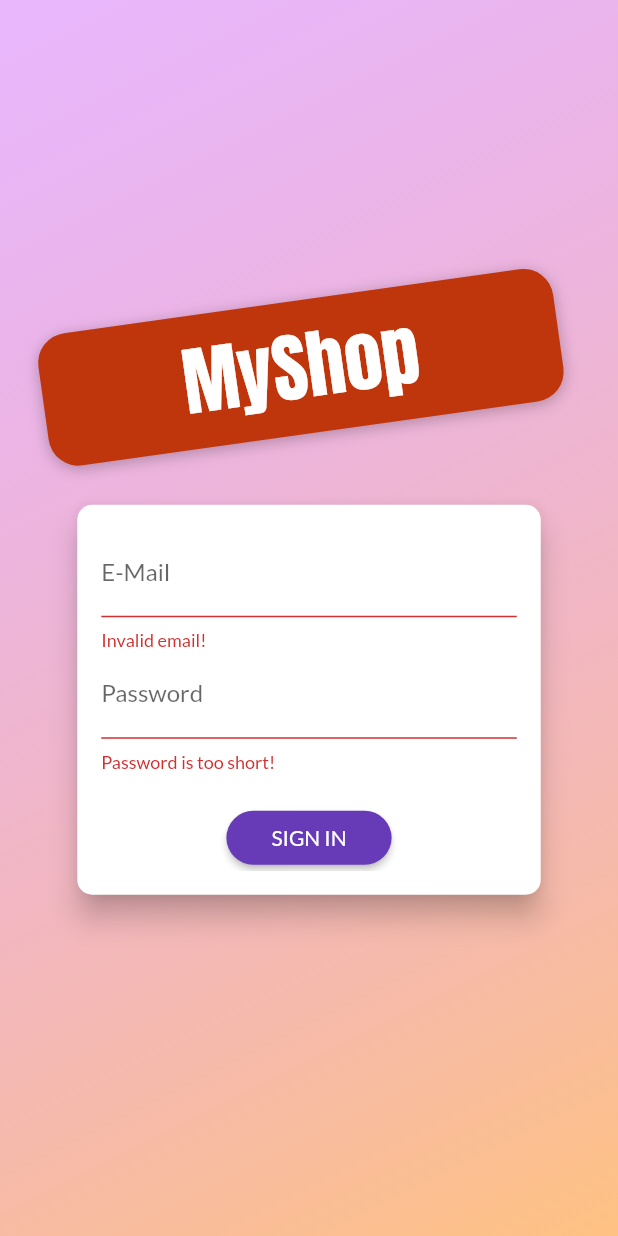
After one commit to MotasemZiad/Shop-App, a Flutter app: the screen it shows after launch, after a tap on "SIGN IN", on a phone screen of 412 x 824 dp. The commit adds this screen. Run offline on Flutter 3.47's test engine with Material 2 defaults, Android fonts, the phone set to English and light mode, and no system bars; our stand-ins replace shared_preferences; network calls fail.

Commit message:
final edit

```diff
--- a/lib/main.dart
+++ b/lib/main.dart
@@ -1,17 +1,25 @@
 import 'package:flutter/material.dart';
+import 'package:flutter/services.dart';
 import 'package:provider/provider.dart';
+import 'package:shop_app/providers/auth.dart';
 import 'package:shop_app/providers/cart.dart';
 import 'package:shop_app/providers/orders.dart';
 import 'package:shop_app/providers/products_provider.dart';
 import 'package:shop_app/screens/add_product_screen.dart';
+import 'package:shop_app/screens/auth_screen.dart';
 import 'package:shop_app/screens/cart_screen.dart';
 import 'package:shop_app/screens/orders_screen.dart';
 import 'package:shop_app/screens/product_details_screen.dart';
 import 'package:shop_app/screens/products_overview_screen.dart';
+import 'package:shop_app/screens/splash_screen.dart';
 import 'package:shop_app/screens/user_products_screen.dart';
 import 'package:shop_app/utils/constants.dart';
 
 void main() {
+  SystemChrome.setSystemUIOverlayStyle(SystemUiOverlayStyle(
+    statusBarColor: colorPrimary,
+    statusBarBrightness: Brightness.dark,
+  ));
   runApp(MyApp());
 }
 
@@ -21,16 +29,30 @@ class MyApp extends StatelessWidget {
     return MultiProvider(
       providers: [
         ChangeNotifierProvider(
-          create: (context) => ProductsProvider(),
+          create: (context) => Auth(),
+        ),
+        ChangeNotifierProxyProvider<Auth, ProductsProvider>(
+          update: (context, auth, previous) => ProductsProvider(
+            auth.token,
+            auth.userId,
+            previous == null ? [] : previous.items,
+          ),
+          create: null,
         ),
         ChangeNotifierProvider(
           create: (context) => Cart(),
         ),
-        ChangeNotifierProvider(
-          create: (context) => Orders(),
+        ChangeNotifierProxyProvider<Auth, Orders>(
+          create: null,
+          update: (context, auth, previous) => Orders(
+            auth.token,
+            auth.userId,
+            previous == null ? [] : previous.orders,
+          ),
         ),
       ],
-      child: MaterialApp(
+      child: Consumer<Auth>(builder: (context, authProvider, _) {
+        return MaterialApp(
           debugShowCheckedModeBanner: false,
           theme: ThemeData(
             primaryColor: colorPrimary,
@@ -39,17 +61,26 @@ class MyApp extends StatelessWidget {
           ),
           themeMode: ThemeMode.system,
           title: appName,
-        initialRoute: ProductsOverviewScreen.routeName,
+          home: authProvider.isAuth
+              ? ProductsOverviewScreen()
+              : FutureBuilder(
+                  future: authProvider.tryAutoSignin(),
+                  builder: (context, snapshot) =>
+                      snapshot.connectionState == ConnectionState.waiting
+                          ? SplashScreen()
+                          : AuthScreen(),
+                ),
           routes: {
-          ProductsOverviewScreen.routeName: (context) =>
-              ProductsOverviewScreen(),
+            AuthScreen.routeName: (context) => AuthScreen(),
+            // ProductsOverviewScreen.routeName: (context) => ProductsOverviewScreen(),
             ProductDetailsScreen.routeName: (context) => ProductDetailsScreen(),
             CartScreen.routeName: (context) => CartScreen(),
             OrdersScreen.routeName: (context) => OrdersScreen(),
             UserProductsScreen.routeName: (context) => UserProductsScreen(),
             AddProductScreen.routeName: (context) => AddProductScreen(),
           },
-      ),
+        );
+      }),
     );
   }
 }
--- /dev/null
+++ b/lib/providers/auth.dart
@@ -0,0 +1,120 @@
+import 'dart:async';
+import 'dart:convert';
+
+import 'package:flutter/material.dart';
+import 'package:shop_app/models/http_exception.dart';
+import 'package:shop_app/utils/constants.dart';
+import 'package:shared_preferences/shared_preferences.dart';
+import 'package:http/http.dart' as http;
+
+class Auth with ChangeNotifier {
+  String _token;
+  DateTime _expiryDate;
+  String _userId;
+  Timer _authTimer;
+
+  bool get isAuth {
+    return token != null;
+  }
+
+  String get userId => _userId;
+
+  String get token {
+    if (_expiryDate != null &&
+        _expiryDate.isAfter(DateTime.now()) &&
+        _token != null) {
+      return _token;
+    }
+    return null;
+  }
+
+  Future<void> _authenticate(
+      String email, String password, String urlEndPoint) async {
+    try {
+      final url = '$urlEndPoint';
+      final response = await http.post(url,
+          body: json.encode({
+            'email': email,
+            'password': password,
+            'returnSecureToken': true,
+          }));
+      final responseData = json.decode(response.body);
+      print(responseData);
+      _token = responseData['idToken'];
+      _expiryDate = DateTime.now().add(
+        Duration(
+          seconds: int.parse(
+            responseData['expiresIn'],
+          ),
+        ),
+      );
+      _userId = responseData['localId'];
+      _autoLogout();
+      final sharedPreferences = await SharedPreferences.getInstance();
+      final userData = json.encode(
+        {
+          'token': _token,
+          'userId': _userId,
+          'expiryDate': _expiryDate.toIso8601String(),
+        },
+      );
+      sharedPreferences.setString('userData', userData);
+      if (responseData['error'] != null) {
+        throw HttpException(responseData['error']['message']);
+      }
+      notifyListeners();
+    } catch (e) {
+      throw e;
+    }
+  }
+
+  Future<void> signup(String email, String password) async {
+    return _authenticate(email, password, signupEndPoint);
+  }
+
+  Future<void> signin(String email, String password) async {
+    return _authenticate(email, password, signinEndPoint);
+  }
+
+  Future<bool> tryAutoSignin() async {
+    final prefs = await SharedPreferences.getInstance();
+    if (!prefs.containsKey('userData')) {
+      return false;
+    }
+    final extractedUserData =
+        json.decode(prefs.getString('userData')) as Map<String, dynamic>;
+    final expiryDate = DateTime.parse(extractedUserData['expiryDate']);
+
+    if (expiryDate.isBefore(DateTime.now())) {
+      return false;
+    }
+    _token = extractedUserData['token'];
+    _userId = extractedUserData['userId'];
+    _expiryDate = expiryDate;
+    notifyListeners();
+    _autoLogout();
+    return true;
+  }
+
+  Future<void> logout() async {
+    _token = null;
+    _userId = null;
+    _expiryDate = null;
+    if (_authTimer != null) {
+      _authTimer.cancel();
+      _authTimer = null;
+    }
+    final prefs = await SharedPreferences.getInstance();
+    prefs.remove('userData');
+    prefs.clear();
+    notifyListeners();
+  }
+
+  void _autoLogout() {
+    if (_authTimer != null) {
+      _authTimer.cancel();
+    }
+    final timeToExpiry = _expiryDate.difference(DateTime.now()).inSeconds;
+    _authTimer = Timer(Duration(seconds: timeToExpiry), logout);
+  }
+}
--- a/lib/providers/orders.dart
+++ b/lib/providers/orders.dart
@@ -21,15 +21,20 @@ class OrderItem {
 
 class Orders with ChangeNotifier {
   List<OrderItem> _orders = [];
-
   List<OrderItem> get orders => [..._orders];
 
+  final String authToken;
+  final String userId;
+
+  Orders(this.authToken, this.userId, this._orders);
+
   Future<void> fetchOrders() async {
-    const url = '$baseUrl/$ordersNode.json';
+    final url = '$baseUrl/$ordersNode/$userId.json?auth=$authToken';
     final response = await http.get(url);
     final List<OrderItem> loadedOrders = [];
     final extractedData = json.decode(response.body) as Map<String, dynamic>;
     if (extractedData == null) return;
+
     extractedData.forEach((orderId, orderData) {
       loadedOrders.add(
         OrderItem(
@@ -37,7 +42,8 @@ class Orders with ChangeNotifier {
           amount: orderData['amount'],
           dateTime: DateTime.parse(orderData['dateTime']),
           products: (orderData['products'] as List<dynamic>).map((item) {
-            CartItem(
+            // ! Please do NOT forget the return keyword... Please!
+            return CartItem(
               id: item['id'],
               title: item['title'],
               quantity: item['quantity'],
@@ -52,7 +58,7 @@ class Orders with ChangeNotifier {
   }
 
   Future<void> addOrder(List<CartItem> cartProducts, double total) async {
-    const url = '$baseUrl/$ordersNode.json';
+    final url = '$baseUrl/$ordersNode/$userId.json?auth=$authToken';
     final timestamp = DateTime.now();
     final response = await http.post(url,
         body: json.encode({
--- /dev/null
+++ b/lib/screens/auth_screen.dart
@@ -0,0 +1,285 @@
+import 'dart:math';
+
+import 'package:flutter/material.dart';
+import 'package:provider/provider.dart';
+import 'package:shop_app/models/http_exception.dart';
+import 'package:shop_app/providers/auth.dart';
+import 'package:shop_app/shared/global_widgets.dart';
+import 'package:shop_app/utils/constants.dart';
+
+enum AuthMode { Signup, Signin }
+
+class AuthScreen extends StatelessWidget {
+  static const routeName = '/auth';
+
+  @override
+  Widget build(BuildContext context) {
+    final deviceSize = MediaQuery.of(context).size;
+    return Scaffold(
+      // resizeToAvoidBottomInset: false,
+      body: Stack(
+        children: <Widget>[
+          Container(
+            decoration: BoxDecoration(
+              gradient: LinearGradient(
+                colors: [
+                  Color.fromRGBO(215, 117, 255, 1).withOpacity(0.5),
+                  Color.fromRGBO(255, 188, 117, 1).withOpacity(0.9),
+                ],
+                begin: Alignment.topLeft,
+                end: Alignment.bottomRight,
+                stops: [0, 1],
+              ),
+            ),
+          ),
+          SingleChildScrollView(
+            child: Container(
+              height: deviceSize.height,
+              width: deviceSize.width,
+              child: Column(
+                mainAxisAlignment: MainAxisAlignment.center,
+                crossAxisAlignment: CrossAxisAlignment.center,
+                children: <Widget>[
+                  Flexible(
+                    child: Container(
+                      margin: EdgeInsets.only(bottom: 20.0),
+                      padding:
+                          EdgeInsets.symmetric(vertical: 8.0, horizontal: 94.0),
+                      transform: Matrix4.rotationZ(-8 * pi / 180)
+                        ..translate(-10.0),
+                      decoration: BoxDecoration(
+                        borderRadius: BorderRadius.circular(20),
+                        color: Colors.deepOrange.shade900,
+                        boxShadow: [
+                          BoxShadow(
+                            blurRadius: 8,
+                            color: Colors.black26,
+                            offset: Offset(0, 2),
+                          )
+                        ],
+                      ),
+                      child: Text(
+                        'MyShop',
+                        style: TextStyle(
+                          color:
+                              Theme.of(context).accentTextTheme.headline6.color,
+                          fontSize: 50,
+                          fontFamily: 'Anton',
+                          fontWeight: FontWeight.normal,
+                        ),
+                      ),
+                    ),
+                  ),
+                  Flexible(
+                    flex: deviceSize.width > 600 ? 2 : 1,
+                    child: AuthCard(),
+                  ),
+                ],
+              ),
+            ),
+          ),
+        ],
+      ),
+    );
+  }
+}
+
+class AuthCard extends StatefulWidget {
+  const AuthCard({
+    Key key,
+  }) : super(key: key);
+
+  @override
+  _AuthCardState createState() => _AuthCardState();
+}
+
+class _AuthCardState extends State<AuthCard> {
+  final GlobalKey<FormState> _formKey = GlobalKey();
+  AuthMode _authMode = AuthMode.Signin;
+  Map<String, String> _authData = {
+    'email': '',
+    'password': '',
+  };
+  var _isLoading = false;
+  final _passwordController = TextEditingController();
+
+  Future<void> _submit() async {
+    if (!_formKey.currentState.validate()) {
+      // Invalid!
+      return;
+    }
+    _formKey.currentState.save();
+    setState(() {
+      _isLoading = true;
+    });
+    try {
+      if (_authMode == AuthMode.Signin) {
+        // Sign user in
+        await Provider.of<Auth>(context, listen: false).signin(
+          _authData['email'],
+          _authData['password'],
+        );
+      } else {
+        // Sign user up
+        await Provider.of<Auth>(context, listen: false).signup(
+          _authData['email'],
+          _authData['password'],
+        );
+      }
+    } on HttpException catch (e) {
+      var errorMessage = 'Authentication failed';
+      if (e.message.contains('EMAIL_EXISTS')) {
+        errorMessage = 'This email address is already exists';
+      } else if (e.message.contains('INVALID_EMAIL')) {
+        errorMessage = 'Invalid email';
+      } else if (e.message.contains('WEAK_PASSWORD')) {
+        errorMessage = 'This password is too weak!';
+      } else if (e.message.contains('EMAIL_NOT_FOUND')) {
+        errorMessage = 'Couldn\'t find a user with this email';
+      } else if (e.message.contains('INVALID_PASSWORD')) {
+        errorMessage = 'Invalid password';
+      } else if (e.message.contains('USER_DISABLED')) {
+        errorMessage = 'This user is disabled';
+      } else {
+        return errorMessage;
+      }
+      GlobalWidgets.presentDialog(
+        context: context,
+        text: errorMessage,
+        title: 'Something went wrong!',
+        titleColor: Theme.of(context).errorColor,
+        actionTitle2: 'OK',
+        actionFunction2: () {
+          Navigator.pop(context);
+        },
+      );
+    } catch (e) {
+      const errorMessage = 'Couldn\'t authenticate you\nPlease try again later';
+      GlobalWidgets.presentDialog(
+        context: context,
+        text: errorMessage,
+        title: 'Something went wrong!',
+        titleColor: Theme.of(context).errorColor,
+        actionTitle2: 'OK',
+        actionFunction2: () {
+          Navigator.pop(context);
+        },
+      );
+    }
+    setState(() {
+      _isLoading = false;
+    });
+  }
+
+  void _switchAuthMode() {
+    if (_authMode == AuthMode.Signin) {
+      setState(() {
+        _authMode = AuthMode.Signup;
+      });
+    } else {
+      setState(() {
+        _authMode = AuthMode.Signin;
+      });
+    }
+  }
+
+  @override
+  Widget build(BuildContext context) {
+    final deviceSize = MediaQuery.of(context).size;
+    return Card(
+      shape: RoundedRectangleBorder(
+        borderRadius: BorderRadius.circular(10.0),
+      ),
+      elevation: 8.0,
+      child: Container(
+        height: _authMode == AuthMode.Signup ? 320 : 260,
+        constraints:
+            BoxConstraints(minHeight: _authMode == AuthMode.Signup ? 320 : 260),
+        width: deviceSize.width * 0.75,
+        padding: EdgeInsets.all(16.0),
+        child: Form(
+          key: _formKey,
+          child: SingleChildScrollView(
+            child: Column(
+              children: <Widget>[
+                TextFormField(
+                  decoration: InputDecoration(labelText: 'E-Mail'),
+                  cursorColor: colorPrimary,
+                  cursorHeight: cursorHeight,
+                  keyboardType: TextInputType.emailAddress,
+                  validator: (value) {
+                    if (value.isEmpty || !value.contains('@')) {
+                      return 'Invalid email!';
+                    }
+                    return null;
+                  },
+                  onSaved: (value) {
+                    _authData['email'] = value;
+                  },
+                ),
+                TextFormField(
+                  decoration: InputDecoration(labelText: 'Password'),
+                  cursorColor: colorPrimary,
+                  cursorHeight: cursorHeight,
+                  obscureText: true,
+                  controller: _passwordController,
+                  validator: (value) {
+                    if (value.isEmpty || value.length < 5) {
+                      return 'Password is too short!';
+                    }
+                  },
+                  onSaved: (value) {
+                    _authData['password'] = value;
+                  },
+                ),
+                if (_authMode == AuthMode.Signup)
+                  TextFormField(
+                    enabled: _authMode == AuthMode.Signup,
+                    decoration: InputDecoration(labelText: 'Confirm Password'),
+                    obscureText: true,
+                    validator: _authMode == AuthMode.Signup
+                        ? (value) {
+                            if (value != _passwordController.text) {
+                              return 'Passwords do not match!';
+                            }
+                          }
+                        : null,
+                  ),
+                SizedBox(
+                  height: 20,
+                ),
+                if (_isLoading)
+                  CircularProgressIndicator()
+                else
+                  ElevatedButton(
+                    child: Text(
+                        _authMode == AuthMode.Signin ? 'SIGN IN' : 'SIGN UP'),
+                    onPressed: _submit,
+                    style: ElevatedButton.styleFrom(
+                      shape: RoundedRectangleBorder(
+                        borderRadius: BorderRadius.circular(30),
+                      ),
+                      padding:
+                          EdgeInsets.symmetric(horizontal: 30.0, vertical: 8.0),
+                      primary: Theme.of(context).primaryColor,
+                    ),
+                  ),
+                TextButton(
+                  child: Text(
+                      '${_authMode == AuthMode.Signin ? 'SIGNUP' : 'SIGN IN'} INSTEAD'),
+                  onPressed: _switchAuthMode,
+                  style: TextButton.styleFrom(
+                    padding:
+                        EdgeInsets.symmetric(horizontal: 30.0, vertical: 4),
+                    tapTargetSize: MaterialTapTargetSize.shrinkWrap,
+                    primary: Theme.of(context).primaryColor,
+                  ),
+                ),
+              ],
+            ),
+          ),
+        ),
+      ),
+    );
+  }
+}
--- a/lib/screens/products_overview_screen.dart
+++ b/lib/screens/products_overview_screen.dart
@@ -9,7 +9,7 @@ import 'package:shop_app/widgets/badge.dart';
 import 'package:shop_app/widgets/products_grid_view.dart';
 
 class ProductsOverviewScreen extends StatefulWidget {
-  static const routeName = '/';
+  static const routeName = '/products-overview';
 
   @override
   _ProductsOverviewScreenState createState() => _ProductsOverviewScreenState();
--- /dev/null
+++ b/lib/screens/splash_screen.dart
@@ -0,0 +1,27 @@
+import 'package:flutter/material.dart';
+
+class SplashScreen extends StatelessWidget {
+  @override
+  Widget build(BuildContext context) {
+    return Scaffold(
+      body: Column(
+        mainAxisAlignment: MainAxisAlignment.center,
+        crossAxisAlignment: CrossAxisAlignment.center,
+        children: [
+          Image.asset(
+            'assets/images/shop.png',
+            fit: BoxFit.cover,
+            width: 120.0,
+            height: 120.0,
+          ),
+          SizedBox(
+            height: 4.0,
+          ),
+          Text('Loading...'),
+          Spacer(),
+          CircularProgressIndicator(),
+        ],
+      ),
+    );
+  }
+}
--- a/lib/utils/constants.dart
+++ b/lib/utils/constants.dart
@@ -16,6 +16,12 @@ const antonFontFamily = 'Anton';
 
 // URLs
 const baseUrl = 'https://shop-app-c7d12-default-rtdb.firebaseio.com';
+const signupEndPoint =
+    'https://identitytoolkit.googleapis.com/v1/accounts:signUp?key=$apiKey';
+const signinEndPoint =
+    'https://identitytoolkit.googleapis.com/v1/accounts:signInWithPassword?key=$apiKey';
+
+const apiKey = 'AIzaSyD0oV_xehUKIpPoIpeyPKo-repRo_vSj6s';
 
 const productsNode = 'products';
 const ordersNode = 'orders';
```
Also changed, not shown: lib/providers/product.dart (+4 -8 lines), lib/providers/products_provider.dart (+40 -9 lines), lib/screens/user_products_screen.dart (+15 -5 lines), lib/shared/global_widgets.dart (+13 -2 lines), lib/widgets/app_drawer.dart (+44 -5 lines), lib/widgets/order_item.dart (+5 -6 lines), lib/widgets/product_item.dart (+5 -4 lines), pubspec.yaml (+4 -3 lines), assets/images/shop.png (added), pubspec.lock, 37 other files. Lines whose indentation alone changed are shown as unchanged.
